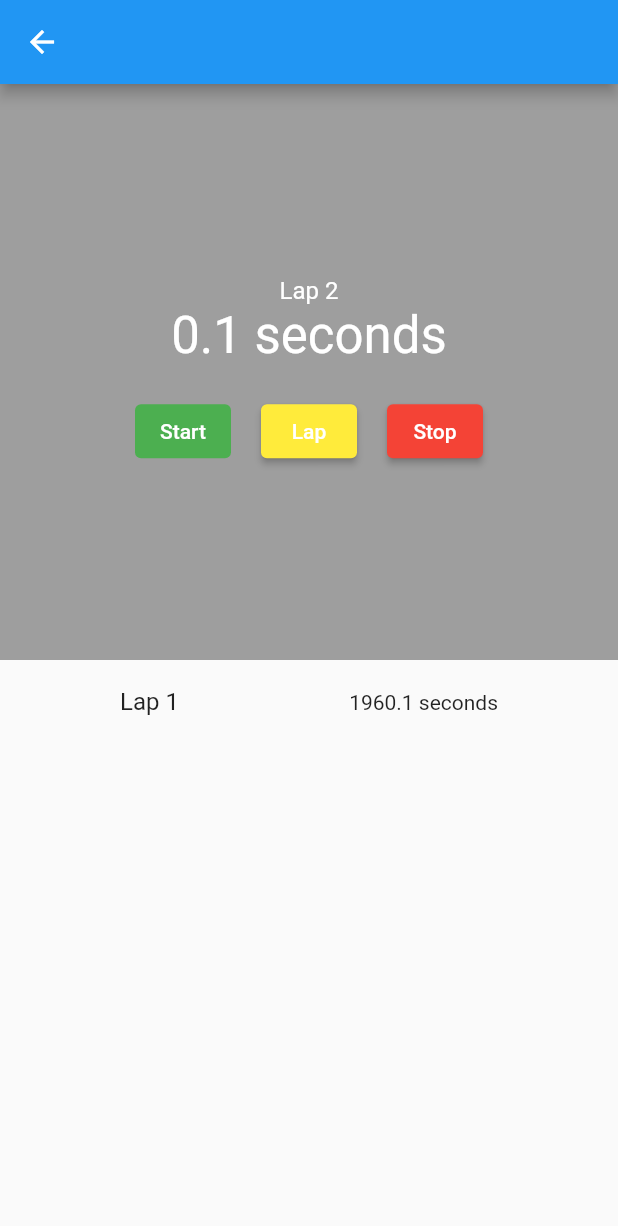
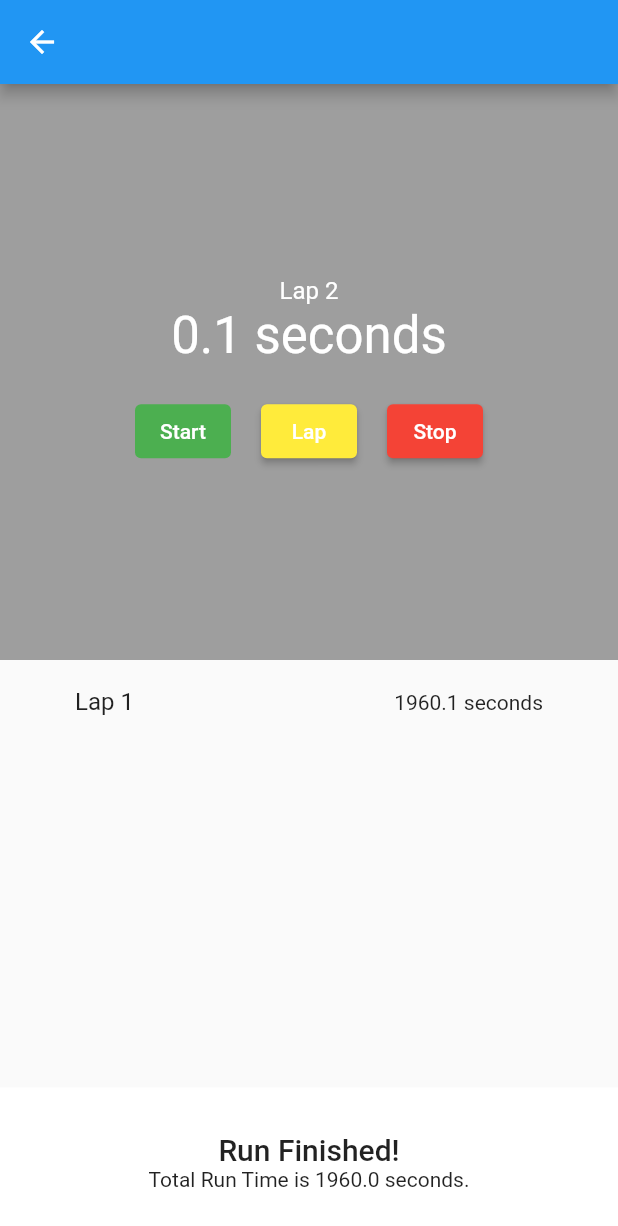
Before and after one commit to sngom1995/stopwatch, a Flutter app: the StopWatch screen opened directly with empty values, after a tap on "Stop", after a tap on "Start", after a tap on "Lap", on a phone screen of 412 x 824 dp. Shown: the top 1226 px of the screen. Run offline on Flutter 3.47's test engine with Material 2 defaults, Android fonts, the phone set to English and light mode, and no system bars.

```diff
--- a/lib/stopwatch.dart
+++ b/lib/stopwatch.dart
@@ -72,18 +72,39 @@ class _StopWatchState extends State<StopWatch> {
     });
   }
 
-  void _stopTimer() {
+  void _stopTimer(BuildContext context) {
     timer.cancel();
     setState(() {
       isTicking = false;
     });
-    final totalRuntime =
+    /*final totalRuntime =
         laps.fold(milliseconds, (total, lap) => (total as int) + lap);
     final alert = PlatformAlert(
       title: 'Run Completed!',
       message: 'Total Run Time is ${_secondsText(totalRuntime)}.',
     );
-    alert.show(context);
+    alert.show(context);*/
+    final controller =
+        showBottomSheet(context: context, builder: _buildRunCompleteSheet);
+    Future.delayed(Duration(seconds: 5)).then((_) => controller.close());
+  }
+
+  Widget _buildRunCompleteSheet(BuildContext context) {
+    final totalRuntime =
+        laps.fold(milliseconds, (total, lap) => (total as int) + lap);
+    final textTheme = Theme.of(context).textTheme;
+
+    return SafeArea(
+        child: Container(
+      color: Theme.of(context).cardColor,
+      width: double.infinity,
+      child: Padding(
+          padding: EdgeInsets.symmetric(vertical: 30.0),
+          child: Column(mainAxisSize: MainAxisSize.min, children: [
+            Text('Run Finished!', style: textTheme.headline6),
+            Text('Total Run Time is ${_secondsText(totalRuntime)}.')
+          ])),
+    ));
   }
 
   String _secondsText(int milliseconds) {
@@ -107,7 +128,7 @@ class _StopWatchState extends State<StopWatch> {
           itemCount: laps.length,
           itemBuilder: (context, index) {
             return ListTile(
-              contentPadding: EdgeInsets.symmetric(horizontal: 80),
+              contentPadding: EdgeInsets.symmetric(horizontal: 50),
               title: Text('Lap ${index + 1}'),
               trailing: Text(_secondsText(laps[index])),
             );
@@ -166,12 +187,14 @@ class _StopWatchState extends State<StopWatch> {
           onPressed: isTicking ? _lap : null,
         ),
         SizedBox(width: 20),
-        ElevatedButton(
-          onPressed: isTicking ? _stopTimer : null,
-          child: Text('Stop'),
-          style: ButtonStyle(
-              backgroundColor: MaterialStateProperty.all(Colors.red),
-              foregroundColor: MaterialStateProperty.all(Colors.white)),
+        Builder(
+          builder: (context) => ElevatedButton(
+            onPressed: () => isTicking ? _stopTimer(context) : null,
+            child: Text('Stop'),
+            style: ButtonStyle(
+                backgroundColor: MaterialStateProperty.all(Colors.red),
+                foregroundColor: MaterialStateProperty.all(Colors.white)),
+          ),
         ),
       ],
     );
```
